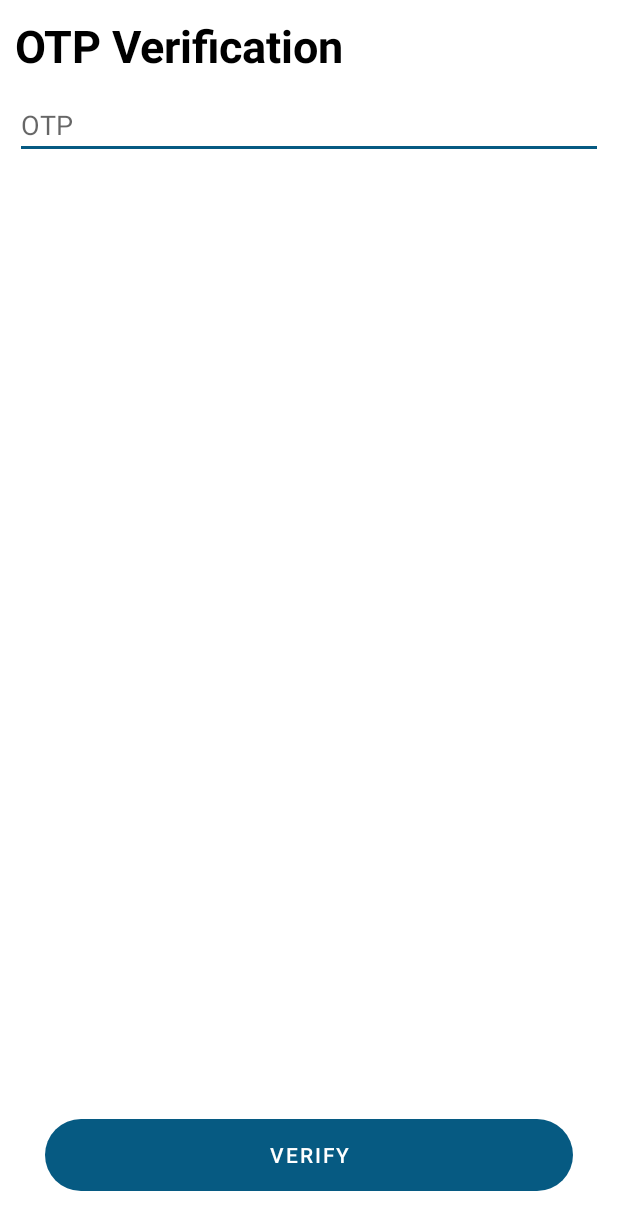
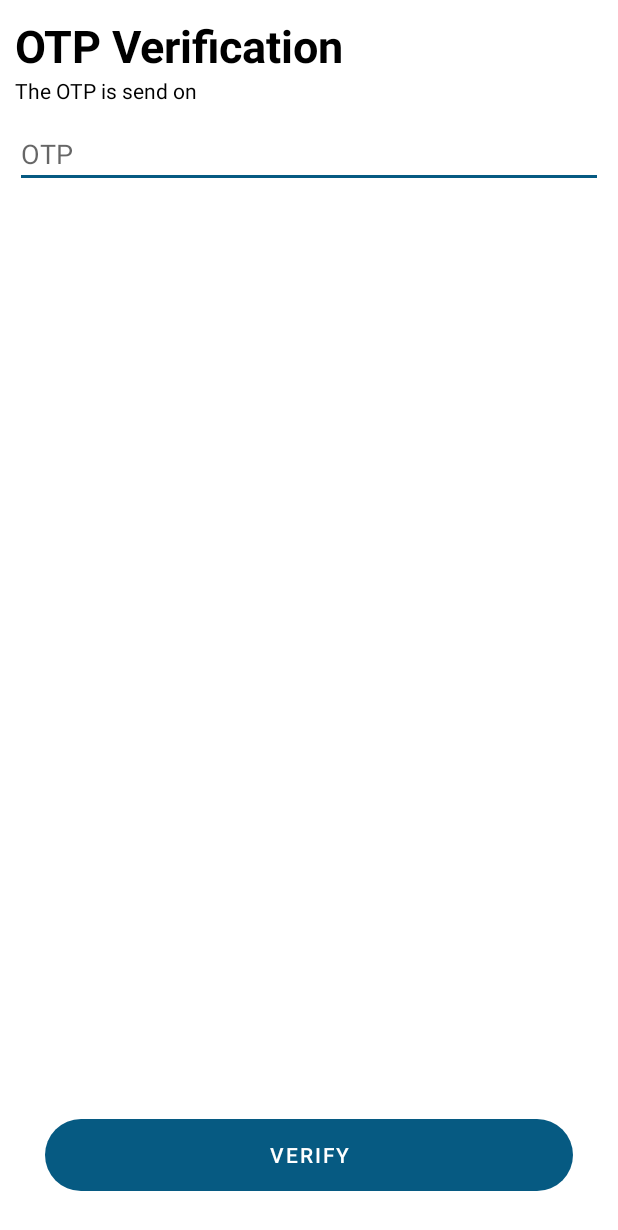
Before and after one commit to jobanjit-singh/Telecomm-Telegram-Clone-, an Android app: the layout activity_otp_verify.xml on its own in the app's theme, with its tools: preview values and no code run, on a phone screen of 412 x 824 dp. Shown: the top 1230 px of the screen. Run offline under Robolectric (Android 15) with nearby library versions, the phone set to English and light mode, and no system bars.

```diff
--- a/app/src/main/AndroidManifest.xml
+++ b/app/src/main/AndroidManifest.xml
@@ -1,6 +1,8 @@
 <?xml version="1.0" encoding="utf-8"?>
 <manifest xmlns:android="http://schemas.android.com/apk/res/android"
     xmlns:tools="http://schemas.android.com/tools">
+    <uses-permission android:name="android.permission.INTERNET"/>
+    <uses-permission android:name="android.permission.ACCESS_NETWORK_STATE"/>
     <application
         android:allowBackup="true"
         android:dataExtractionRules="@xml/data_extraction_rules"
@@ -12,12 +14,15 @@
         tools:targetApi="31">
         <activity
             android:name=".OtpVerifyActivity"
+            android:screenOrientation="portrait"
             android:exported="false" />
         <activity
             android:name=".HomeScreen"
+            android:screenOrientation="portrait"
             android:exported="false" />
         <activity
             android:name=".SplashScreen"
+            android:screenOrientation="portrait"
             android:exported="true">
             <intent-filter>
                 <action android:name="android.intent.action.MAIN" />
@@ -27,6 +32,7 @@
         </activity>
         <activity
             android:name=".PhoneVerifyActivity"
+            android:screenOrientation="portrait"
             android:exported="true" />
     </application>
 
--- a/app/src/main/res/layout/activity_otp_verify.xml
+++ b/app/src/main/res/layout/activity_otp_verify.xml
@@ -18,11 +18,19 @@
         android:textColor="?android:textColorPrimary"
         />
 
+    <TextView
+        android:id="@+id/otpVerifyDesc"
+        android:layout_below="@id/otpVerifyHeading"
+        android:text="@string/otpVerifyDesc"
+        android:textColor="?android:textColorPrimary"
+        android:layout_width="wrap_content"
+        android:layout_height="wrap_content"/>
+
     <EditText
         android:id="@+id/otpVerifyOtpEdittext"
         android:layout_width="match_parent"
         android:layout_height="wrap_content"
-        android:layout_below="@id/otpVerifyHeading"
+        android:layout_below="@id/otpVerifyDesc"
         android:layout_marginTop="10dp"
         android:inputType="number"
         android:maxLength="6"
--- a/app/src/main/res/values/strings.xml
+++ b/app/src/main/res/values/strings.xml
@@ -7,4 +7,5 @@
     <string name="next">Next</string>
     <string name="otpverifyheading">OTP Verification</string>
     <string name="otpverifyBtnTxt">Verify</string>
+    <string name="otpVerifyDesc">The OTP is send on </string>
 </resources>
```
Also changed, not shown: app/src/main/java/com/example/telecomm/OtpVerifyActivity.java (+89 -0 lines).
